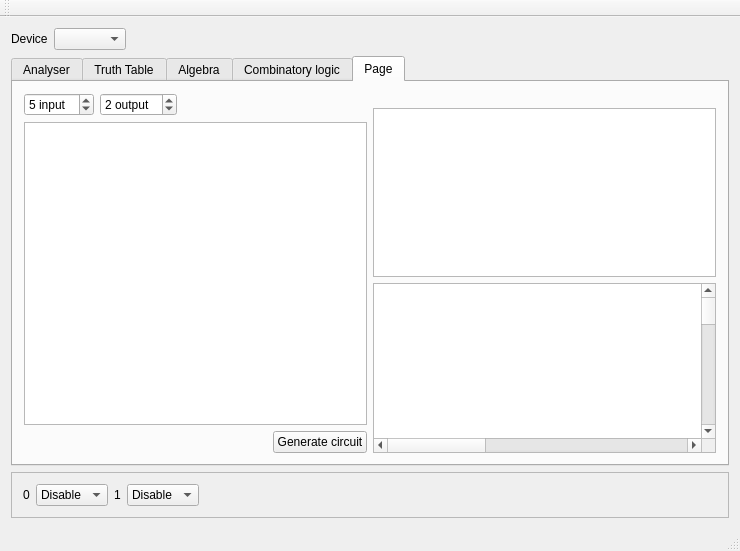
Qt form mainwindow.ui (Elv13/Electronic-binary-logic-tools) before a commit.
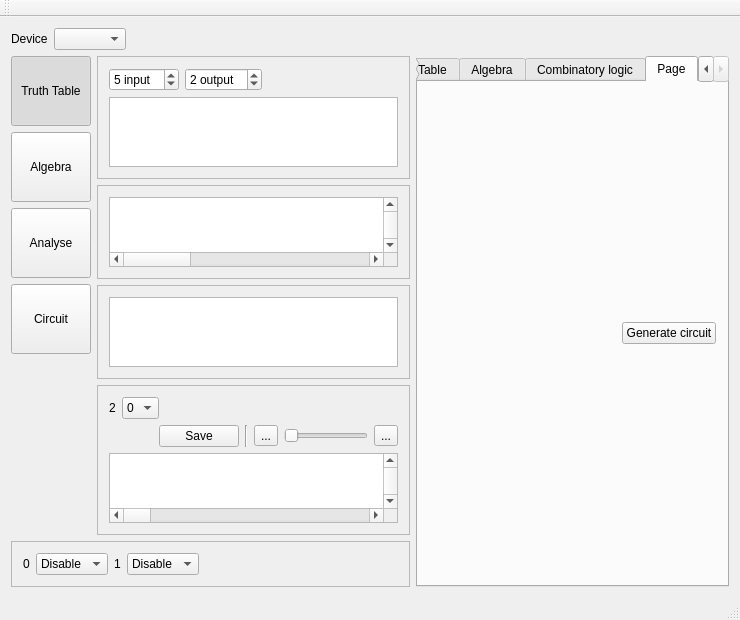
The same form after that commit. The open tabs and pages were chosen to show the change. Icons and pictures are not drawn.

The edit to the form file:
```diff
--- a/mainwindow.ui
+++ b/mainwindow.ui
@@ -14,8 +14,8 @@
    <string>MainWindow</string>
   </property>
   <widget class="QWidget" name="centralWidget">
-   <layout class="QVBoxLayout" name="verticalLayout_2">
-    <item>
+   <layout class="QGridLayout" name="gridLayout_2">
+    <item row="0" column="0" colspan="2">
      <layout class="QHBoxLayout" name="horizontalLayout">
       <item>
        <widget class="QLabel" name="lblDeviceSelector">
@@ -42,7 +42,223 @@
       </item>
      </layout>
     </item>
-    <item>
+    <item row="1" column="0" rowspan="4">
+     <layout class="QVBoxLayout" name="verticalLayout_2">
+      <item>
+       <widget class="QToolButton" name="btnTruth">
+        <property name="minimumSize">
+         <size>
+          <width>80</width>
+          <height>70</height>
+         </size>
+        </property>
+        <property name="styleSheet">
+         <string notr="true">padding-top:0px;
+padding-bottom:0px;
+margin-top:0px;
+margin-bottom:0px;
+spacing-top:0px;</string>
+        </property>
+        <property name="text">
+         <string>Truth Table</string>
+        </property>
+        <property name="icon">
+         <iconset resource="ressources.qrc">
+          <normaloff>:/sideIcon/applications-development.png</normaloff>:/sideIcon/applications-development.png</iconset>
+        </property>
+        <property name="iconSize">
+         <size>
+          <width>32</width>
+          <height>32</height>
+         </size>
+        </property>
+        <property name="checkable">
+         <bool>true</bool>
+        </property>
+        <property name="checked">
+         <bool>true</bool>
+        </property>
+        <property name="toolButtonStyle">
+         <enum>Qt::ToolButtonTextUnderIcon</enum>
+        </property>
+       </widget>
+      </item>
+      <item>
+       <widget class="QToolButton" name="btnAlgebra">
+        <property name="minimumSize">
+         <size>
+          <width>80</width>
+          <height>70</height>
+         </size>
+        </property>
+        <property name="styleSheet">
+         <string notr="true">padding-top:0px;
+padding-bottom:0px;
+margin-top:0px;
+margin-bottom:0px;
+spacing-top:0px;</string>
+        </property>
+        <property name="text">
+         <string>Algebra</string>
+        </property>
+        <property name="icon">
+         <iconset resource="ressources.qrc">
+          <normaloff>:/sideIcon/applications-development.png</normaloff>:/sideIcon/applications-development.png</iconset>
+        </property>
+        <property name="iconSize">
+         <size>
+          <width>32</width>
+          <height>32</height>
+         </size>
+        </property>
+        <property name="checkable">
+         <bool>true</bool>
+        </property>
+        <property name="toolButtonStyle">
+         <enum>Qt::ToolButtonTextUnderIcon</enum>
+        </property>
+       </widget>
+      </item>
+      <item>
+       <widget class="QToolButton" name="btnAnalyse">
+        <property name="minimumSize">
+         <size>
+          <width>80</width>
+          <height>70</height>
+         </size>
+        </property>
+        <property name="styleSheet">
+         <string notr="true">padding-top:0px;
+padding-bottom:0px;
+margin-top:0px;
+margin-bottom:0px;
+spacing-top:0px;</string>
+        </property>
+        <property name="text">
+         <string>Analyse</string>
+        </property>
+        <property name="icon">
+         <iconset resource="ressources.qrc">
+          <normaloff>:/sideIcon/applications-development.png</normaloff>:/sideIcon/applications-development.png</iconset>
+        </property>
+        <property name="iconSize">
+         <size>
+          <width>32</width>
+          <height>32</height>
+         </size>
+        </property>
+        <property name="checkable">
+         <bool>true</bool>
+        </property>
+        <property name="toolButtonStyle">
+         <enum>Qt::ToolButtonTextUnderIcon</enum>
+        </property>
+       </widget>
+      </item>
+      <item>
+       <widget class="QToolButton" name="btnCircuit">
+        <property name="minimumSize">
+         <size>
+          <width>80</width>
+          <height>70</height>
+         </size>
+        </property>
+        <property name="text">
+         <string>Circuit</string>
+        </property>
+        <property name="icon">
+         <iconset resource="ressources.qrc">
+          <normaloff>:/sideIcon/applications-development.png</normaloff>:/sideIcon/applications-development.png</iconset>
+        </property>
+        <property name="iconSize">
+         <size>
+          <width>32</width>
+          <height>32</height>
+         </size>
+        </property>
+        <property name="checkable">
+         <bool>true</bool>
+        </property>
+        <property name="toolButtonStyle">
+         <enum>Qt::ToolButtonTextUnderIcon</enum>
+        </property>
+       </widget>
+      </item>
+      <item>
+       <spacer name="verticalSpacer">
+        <property name="orientation">
+         <enum>Qt::Vertical</enum>
+        </property>
+        <property name="sizeHint" stdset="0">
+         <size>
+          <width>20</width>
+          <height>40</height>
+         </size>
+        </property>
+       </spacer>
+      </item>
+     </layout>
+    </item>
+    <item row="1" column="1">
+     <widget class="QFrame" name="frmTruth">
+      <property name="frameShape">
+       <enum>QFrame::StyledPanel</enum>
+      </property>
+      <property name="frameShadow">
+       <enum>QFrame::Raised</enum>
+      </property>
+      <layout class="QVBoxLayout" name="verticalLayout_7">
+       <item>
+        <layout class="QHBoxLayout" name="horizontalLayout_8">
+         <item>
+          <widget class="QSpinBox" name="spnInputNum">
+           <property name="suffix">
+            <string> input</string>
+           </property>
+           <property name="value">
+            <number>5</number>
+           </property>
+          </widget>
+         </item>
+         <item>
+          <widget class="QSpinBox" name="spnOutputNum">
+           <property name="suffix">
+            <string> output</string>
+           </property>
+           <property name="value">
+            <number>2</number>
+           </property>
+          </widget>
+         </item>
+         <item>
+          <spacer name="horizontalSpacer_8">
+           <property name="orientation">
+            <enum>Qt::Horizontal</enum>
+           </property>
+           <property name="sizeHint" stdset="0">
+            <size>
+             <width>40</width>
+             <height>20</height>
+            </size>
+           </property>
+          </spacer>
+         </item>
+        </layout>
+       </item>
+       <item>
+        <widget class="QTableWidget" name="tblTruthTest">
+         <property name="alternatingRowColors">
+          <bool>true</bool>
+         </property>
+         <attribute name="horizontalHeaderDefaultSectionSize">
+          <number>40</number>
+         </attribute>
+        </widget>
+       </item>
+      </layout>
+     </widget>
+    </item>
+    <item row="1" column="2" rowspan="5">
      <widget class="QTabWidget" name="tabwMode">
       <property name="currentIndex">
        <number>4</number>
@@ -51,116 +267,7 @@
        <attribute name="title">
         <string>Analyser</string>
        </attribute>
-       <layout class="QVBoxLayout" name="verticalLayout">
-        <item>
-         <layout class="QHBoxLayout" name="horizontalLayout_2">
-          <item>
-           <widget class="QLabel" name="lblInputNum">
-            <property name="text">
-             <string>2</string>
-            </property>
-           </widget>
-          </item>
-          <item>
-           <widget class="QComboBox" name="cbbInputVal">
-            <item>
-             <property name="text">
-              <string>0</string>
-             </property>
-            </item>
-            <item>
-             <property name="text">
-              <string>1</string>
-             </property>
-            </item>
-           </widget>
-          </item>
-          <item>
-           <spacer name="horizontalSpacer_2">
-            <property name="orientation">
-             <enum>Qt::Horizontal</enum>
-            </property>
-            <property name="sizeHint" stdset="0">
-             <size>
-              <width>40</width>
-              <height>20</height>
-             </size>
-            </property>
-           </spacer>
-          </item>
-         </layout>
-        </item>
-        <item>
-         <widget class="QGraphicsView" name="graAnalyserData">
-          <property name="sceneRect">
-           <rectf>
-            <x>0.000000000000000</x>
-            <y>0.000000000000000</y>
-            <width>3000.000000000000000</width>
-            <height>1100.000000000000000</height>
-           </rectf>
-          </property>
-         </widget>
-        </item>
-        <item>
-         <layout class="QHBoxLayout" name="horizontalLayout_4">
-          <item>
-           <spacer name="horizontalSpacer_4">
-            <property name="orientation">
-             <enum>Qt::Horizontal</enum>
-            </property>
-            <property name="sizeHint" stdset="0">
-             <size>
-              <width>40</width>
-              <height>20</height>
-             </size>
-            </property>
-           </spacer>
-          </item>
-          <item>
-           <widget class="QPushButton" name="btnSaveImage">
-            <property name="text">
-             <string>Save</string>
-            </property>
-           </widget>
-          </item>
-          <item>
-           <widget class="Line" name="line">
-            <property name="orientation">
-             <enum>Qt::Vertical</enum>
-            </property>
-           </widget>
-          </item>
-          <item>
-           <widget class="QToolButton" name="btnZoomOut">
-            <property name="text">
-             <string>...</string>
-            </property>
-           </widget>
-          </item>
-          <item>
-           <widget class="QSlider" name="sldZoom">
-            <property name="sizePolicy">
-             <sizepolicy hsizetype="Fixed" vsizetype="Fixed">
-              <horstretch>0</horstretch>
-              <verstretch>0</verstretch>
-             </sizepolicy>
-            </property>
-            <property name="orientation">
-             <enum>Qt::Horizontal</enum>
-            </property>
-           </widget>
-          </item>
-          <item>
-           <widget class="QToolButton" name="btnZoomIn">
-            <property name="text">
-             <string>...</string>
-            </property>
-           </widget>
-          </item>
-         </layout>
-        </item>
-       </layout>
+       <layout class="QVBoxLayout" name="verticalLayout"/>
       </widget>
       <widget class="QWidget" name="tabTable">
        <attribute name="title">
@@ -311,82 +418,7 @@
         <string>Page</string>
        </attribute>
        <layout class="QGridLayout" name="gridLayout">
-        <item row="0" column="0" rowspan="2" colspan="2">
-         <layout class="QHBoxLayout" name="horizontalLayout_8">
-          <item>
-           <widget class="QSpinBox" name="spnInputNum">
-            <property name="suffix">
-             <string> input</string>
-            </property>
-            <property name="value">
-             <number>5</number>
-            </property>
-           </widget>
-          </item>
-          <item>
-           <widget class="QSpinBox" name="spnOutputNum">
-            <property name="suffix">
-             <string> output</string>
-            </property>
-            <property name="value">
-             <number>2</number>
-            </property>
-           </widget>
-          </item>
-          <item>
-           <spacer name="horizontalSpacer_8">
-            <property name="orientation">
-             <enum>Qt::Horizontal</enum>
-            </property>
-            <property name="sizeHint" stdset="0">
-             <size>
-              <width>40</width>
-              <height>20</height>
-             </size>
-            </property>
-           </spacer>
-          </item>
-         </layout>
-        </item>
-        <item row="2" column="0">
-         <widget class="QTableWidget" name="tblTruthTest">
-          <property name="alternatingRowColors">
-           <bool>true</bool>
-          </property>
-          <attribute name="horizontalHeaderDefaultSectionSize">
-           <number>40</number>
-          </attribute>
-         </widget>
-        </item>
-        <item row="1" column="1" rowspan="3">
-         <layout class="QVBoxLayout" name="verticalLayout_6">
-          <item>
-           <widget class="QTextEdit" name="txtOutTest"/>
-          </item>
-          <item>
-           <widget class="QGraphicsView" name="graphicsView">
-            <property name="maximumSize">
-             <size>
-              <width>16777215</width>
-              <height>500</height>
-             </size>
-            </property>
-            <property name="sceneRect">
-             <rectf>
-              <x>0.000000000000000</x>
-              <y>0.000000000000000</y>
-              <width>1000.000000000000000</width>
-              <height>1000.000000000000000</height>
-             </rectf>
-            </property>
-            <property name="dragMode">
-             <enum>QGraphicsView::RubberBandDrag</enum>
-            </property>
-           </widget>
-          </item>
-         </layout>
-        </item>
-        <item row="3" column="0">
+        <item row="0" column="0">
          <layout class="QHBoxLayout" name="horizontalLayout_9">
           <item>
            <spacer name="horizontalSpacer_9">
@@ -414,7 +446,175 @@
       </widget>
      </widget>
     </item>
-    <item>
+    <item row="2" column="1">
+     <widget class="QFrame" name="frmCircuit">
+      <property name="frameShape">
+       <enum>QFrame::StyledPanel</enum>
+      </property>
+      <property name="frameShadow">
+       <enum>QFrame::Raised</enum>
+      </property>
+      <layout class="QVBoxLayout" name="verticalLayout_6">
+       <item>
+        <widget class="QGraphicsView" name="graphicsView">
+         <property name="maximumSize">
+          <size>
+           <width>16777215</width>
+           <height>16777215</height>
+          </size>
+         </property>
+         <property name="sceneRect">
+          <rectf>
+           <x>0.000000000000000</x>
+           <y>0.000000000000000</y>
+           <width>1000.000000000000000</width>
+           <height>1000.000000000000000</height>
+          </rectf>
+         </property>
+         <property name="dragMode">
+          <enum>QGraphicsView::RubberBandDrag</enum>
+         </property>
+        </widget>
+       </item>
+      </layout>
+     </widget>
+    </item>
+    <item row="3" column="1">
+     <widget class="QFrame" name="frmAlgebra">
+      <property name="frameShape">
+       <enum>QFrame::StyledPanel</enum>
+      </property>
+      <property name="frameShadow">
+       <enum>QFrame::Raised</enum>
+      </property>
+      <layout class="QVBoxLayout" name="verticalLayout_8">
+       <item>
+        <widget class="QTextEdit" name="txtOutTest"/>
+       </item>
+      </layout>
+     </widget>
+    </item>
+    <item row="4" column="1">
+     <widget class="QFrame" name="frmAnalyse">
+      <property name="frameShape">
+       <enum>QFrame::StyledPanel</enum>
+      </property>
+      <property name="frameShadow">
+       <enum>QFrame::Raised</enum>
+      </property>
+      <layout class="QVBoxLayout" name="verticalLayout_9">
+       <item>
+        <layout class="QHBoxLayout" name="horizontalLayout_2">
+         <item>
+          <widget class="QLabel" name="lblInputNum">
+           <property name="text">
+            <string>2</string>
+           </property>
+          </widget>
+         </item>
+         <item>
+          <widget class="QComboBox" name="cbbInputVal">
+           <item>
+            <property name="text">
+             <string>0</string>
+            </property>
+           </item>
+           <item>
+            <property name="text">
+             <string>1</string>
+            </property>
+           </item>
+          </widget>
+         </item>
+         <item>
+          <spacer name="horizontalSpacer_2">
+           <property name="orientation">
+            <enum>Qt::Horizontal</enum>
+           </property>
+           <property name="sizeHint" stdset="0">
+            <size>
+             <width>40</width>
+             <height>20</height>
+            </size>
+           </property>
+          </spacer>
+         </item>
+        </layout>
+       </item>
+       <item>
+        <layout class="QHBoxLayout" name="horizontalLayout_4">
+         <item>
+          <spacer name="horizontalSpacer_4">
+           <property name="orientation">
+            <enum>Qt::Horizontal</enum>
+           </property>
+           <property name="sizeHint" stdset="0">
+            <size>
+             <width>40</width>
+             <height>20</height>
+            </size>
+           </property>
+          </spacer>
+         </item>
+         <item>
+          <widget class="QPushButton" name="btnSaveImage">
+           <property name="text">
+            <string>Save</string>
+           </property>
+          </widget>
+         </item>
+         <item>
+          <widget class="Line" name="line">
+           <property name="orientation">
+            <enum>Qt::Vertical</enum>
+           </property>
+          </widget>
+         </item>
+         <item>
+          <widget class="QToolButton" name="btnZoomOut">
+           <property name="text">
+            <string>...</string>
+           </property>
+          </widget>
+         </item>
+         <item>
+          <widget class="QSlider" name="sldZoom">
+           <property name="sizePolicy">
+            <sizepolicy hsizetype="Fixed" vsizetype="Fixed">
+             <horstretch>0</horstretch>
+             <verstretch>0</verstretch>
+            </sizepolicy>
+           </property>
+           <property name="orientation">
+            <enum>Qt::Horizontal</enum>
+           </property>
+          </widget>
+         </item>
+         <item>
+          <widget class="QToolButton" name="btnZoomIn">
+           <property name="text">
+            <string>...</string>
+           </property>
+          </widget>
+         </item>
+        </layout>
+       </item>
+       <item>
+        <widget class="QGraphicsView" name="graAnalyserData">
+         <property name="sceneRect">
+          <rectf>
+           <x>0.000000000000000</x>
+           <y>0.000000000000000</y>
+           <width>3000.000000000000000</width>
+           <height>1100.000000000000000</height>
+          </rectf>
+         </property>
+        </widget>
+       </item>
+      </layout>
+     </widget>
+    </item>
+    <item row="5" column="0" colspan="2">
      <widget class="QFrame" name="frmIOMode">
       <property name="frameShape">
        <enum>QFrame::StyledPanel</enum>
```
Left out of the diff: 265 changed lines with no effect on the pictures.
